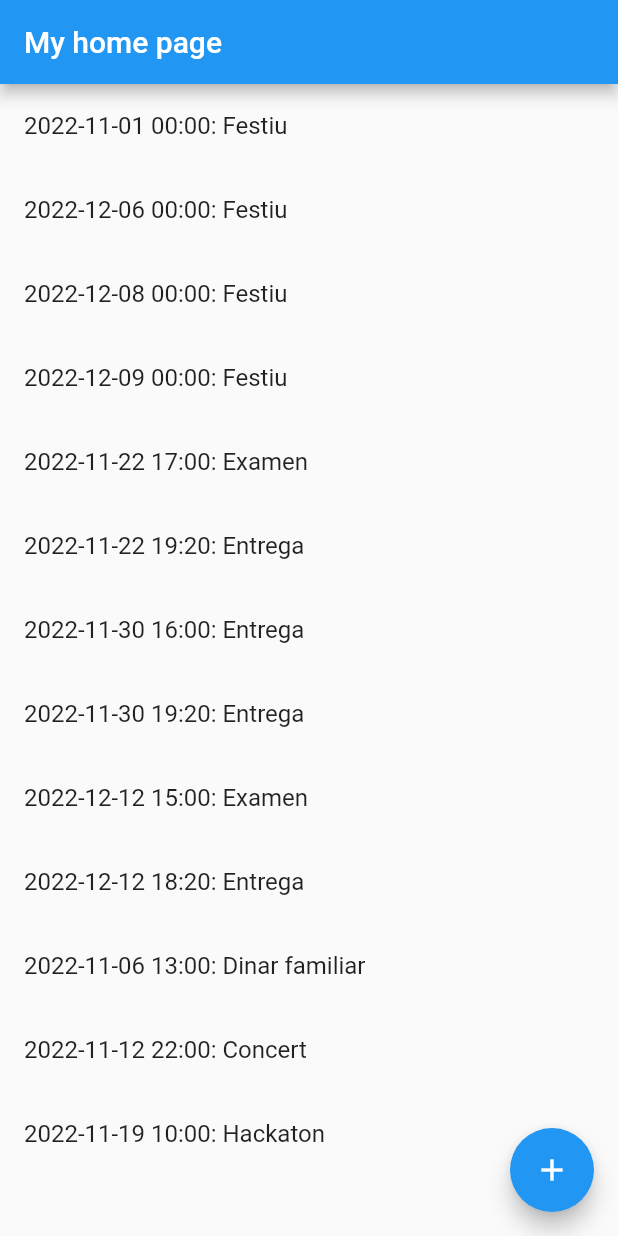
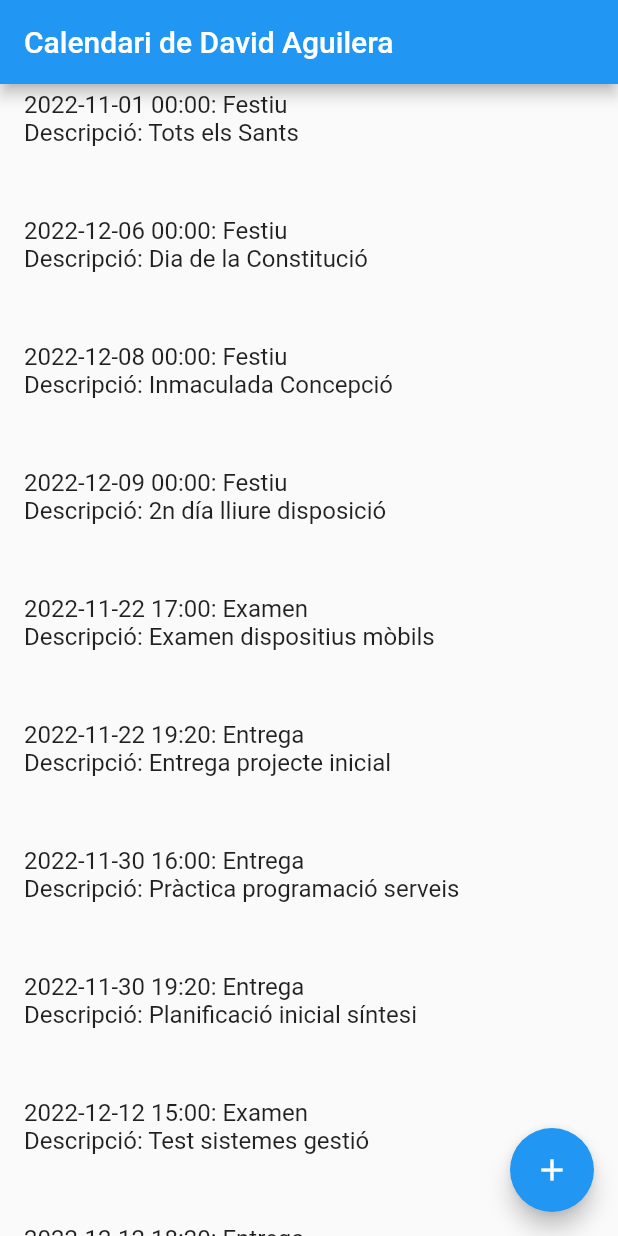
Before and after one commit to davidaguiler/examen_calendari_david_aguilera, a Flutter app: the screen it shows after launch, on a phone screen of 412 x 824 dp. Run offline on Flutter 3.47's test engine with Material 2 defaults, Android fonts, the phone set to English and light mode, and no system bars.

Commit message:
Examen David Aguilera

```diff
--- a/lib/main.dart
+++ b/lib/main.dart
@@ -1,4 +1,4 @@
-import 'package:examen_calendari/editar_esdeveniment.dart';
+import 'editar_esdeveniment.dart';
 import 'package:flutter/material.dart';
 import 'package:intl/intl.dart';
 
@@ -16,8 +16,11 @@ class MyApp extends StatelessWidget {
       theme: ThemeData(
         primarySwatch: Colors.blue,
       ),
+    routes: {
+      '/editar': (context) => EditarEsdevenimentForm(),
+    },
       home: MyHomePage(
-        title: "My home page",
+        title: "Calendari de David Aguilera",
       ),
     );
   }
@@ -123,8 +126,7 @@ class _MyHomePageState extends State<MyHomePage> {
           LlistatEsdevenimentsWidget(llistaEsdeveniments: widget.esdeveniments),
       floatingActionButton: FloatingActionButton(
         onPressed: () {
-          ScaffoldMessenger.of(context)
-              .showSnackBar(const SnackBar(content: Text("No implementat.")));
+          Navigator.of(context).pushNamed("/editar");
         },
         tooltip: 'Afegir esdeveniment',
         child: const Icon(Icons.add),
@@ -164,7 +166,7 @@ class EsdevenimentWidget extends StatelessWidget {
   Widget build(BuildContext context) {
     return ListTile(
       title: Text(
-          "${DateFormat("yyyy-MM-dd HH:mm").format(esdeveniment.horaInici)}: ${esdeveniment.titol}"),
+          "${DateFormat("yyyy-MM-dd HH:mm").format(esdeveniment.horaInici)}: ${esdeveniment.titol} \nDescripció: ${esdeveniment.descripcio}\n\n"),
     );
   }
 }
--- a/pubspec.yaml
+++ b/pubspec.yaml
@@ -20,7 +20,7 @@ publish_to: 'none' # Remove this line if you wish to publish to pub.dev
 version: 1.0.0+1
 
 environment:
-  sdk: '>=2.18.2 <3.0.0'
+  sdk: '>=2.18.1 <3.0.0'
 
 # Dependencies specify other packages that your package needs in order to work.
 # To automatically upgrade your package dependencies to the latest versions
@@ -30,6 +30,7 @@ environment:
 # versions available, run `flutter pub outdated`.
 dependencies:
   intl: ^0.17.0
+  table_calendar: ^3.0.7
   flutter:
     sdk: flutter
 
```
Also changed, not shown: lib/editar_esdeveniment.dart (+7 -0 lines), pubspec.lock.
